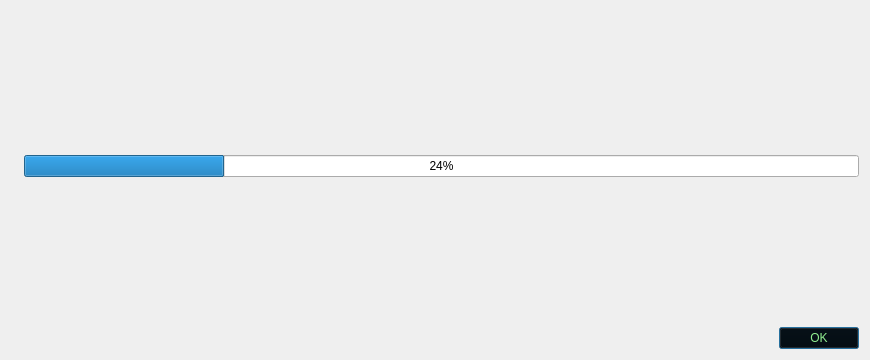
Old version of the form src/qt/forms/upgradedialog.ui in the repository gridcoin-community/Gridcoin-Research.
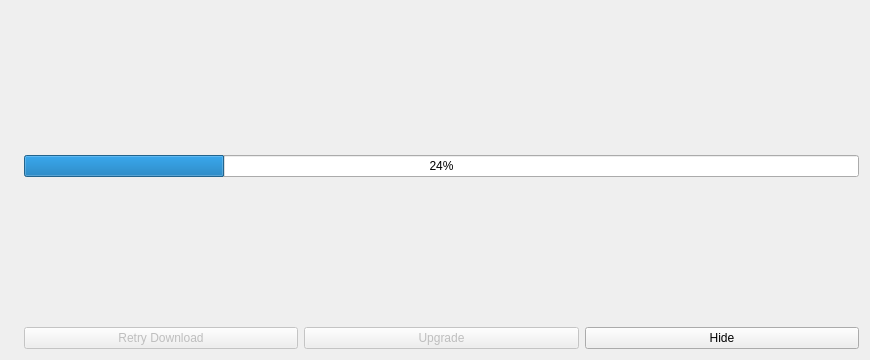
New version of the form. Icons and pictures are not drawn.

Diff of the .ui file:
```diff
--- a/src/qt/forms/upgradedialog.ui
+++ b/src/qt/forms/upgradedialog.ui
@@ -75,285 +75,35 @@
       </spacer>
      </item>
      <item>
-      <widget class="QDialogButtonBox" name="buttonBox">
-       <property name="palette">
-        <palette>
-         <active>
-          <colorrole role="WindowText">
-           <brush brushstyle="SolidPattern">
-            <color alpha="255">
-             <red>144</red>
-             <green>238</green>
-             <blue>144</blue>
-            </color>
-           </brush>
-          </colorrole>
-          <colorrole role="Button">
-           <brush brushstyle="LinearGradientPattern">
-            <gradient startx="0.000000000000000" starty="0.000000000000000" endx="1.000000000000000" endy="0.000000000000000" type="LinearGradient" spread="PadSpread" coordinatemode="ObjectBoundingMode">
-             <gradientstop position="0.000000000000000">
-              <color alpha="255">
-               <red>0</red>
-               <green>0</green>
-               <blue>0</blue>
-              </color>
-             </gradientstop>
-             <gradientstop position="1.000000000000000">
-              <color alpha="255">
-               <red>255</red>
-               <green>255</green>
-               <blue>255</blue>
-              </color>
-             </gradientstop>
-            </gradient>
-           </brush>
-          </colorrole>
-          <colorrole role="Text">
-           <brush brushstyle="SolidPattern">
-            <color alpha="255">
-             <red>144</red>
-             <green>238</green>
-             <blue>144</blue>
-            </color>
-           </brush>
-          </colorrole>
-          <colorrole role="ButtonText">
-           <brush brushstyle="SolidPattern">
-            <color alpha="255">
-             <red>144</red>
-             <green>238</green>
-             <blue>144</blue>
-            </color>
-           </brush>
-          </colorrole>
-          <colorrole role="Base">
-           <brush brushstyle="LinearGradientPattern">
-            <gradient startx="0.000000000000000" starty="0.000000000000000" endx="1.000000000000000" endy="0.000000000000000" type="LinearGradient" spread="PadSpread" coordinatemode="ObjectBoundingMode">
-             <gradientstop position="0.000000000000000">
-              <color alpha="255">
-               <red>0</red>
-               <green>0</green>
-               <blue>0</blue>
-              </color>
-             </gradientstop>
-             <gradientstop position="1.000000000000000">
-              <color alpha="255">
-               <red>255</red>
-               <green>255</green>
-               <blue>255</blue>
-              </color>
-             </gradientstop>
-            </gradient>
-           </brush>
-          </colorrole>
-          <colorrole role="Window">
-           <brush brushstyle="LinearGradientPattern">
-            <gradient startx="0.000000000000000" starty="0.000000000000000" endx="1.000000000000000" endy="0.000000000000000" type="LinearGradient" spread="PadSpread" coordinatemode="ObjectBoundingMode">
-             <gradientstop position="0.000000000000000">
-              <color alpha="255">
-               <red>0</red>
-               <green>0</green>
-               <blue>0</blue>
-              </color>
-             </gradientstop>
-             <gradientstop position="1.000000000000000">
-              <color alpha="255">
-               <red>255</red>
-               <green>255</green>
-               <blue>255</blue>
-              </color>
-             </gradientstop>
-            </gradient>
-           </brush>
-          </colorrole>
-         </active>
-         <inactive>
-          <colorrole role="WindowText">
-           <brush brushstyle="SolidPattern">
-            <color alpha="255">
-             <red>144</red>
-             <green>238</green>
-             <blue>144</blue>
-            </color>
-           </brush>
-          </colorrole>
-          <colorrole role="Button">
-           <brush brushstyle="LinearGradientPattern">
-            <gradient startx="0.000000000000000" starty="0.000000000000000" endx="1.000000000000000" endy="0.000000000000000" type="LinearGradient" spread="PadSpread" coordinatemode="ObjectBoundingMode">
-             <gradientstop position="0.000000000000000">
-              <color alpha="255">
-               <red>0</red>
-               <green>0</green>
-               <blue>0</blue>
-              </color>
-             </gradientstop>
-             <gradientstop position="1.000000000000000">
-              <color alpha="255">
-               <red>255</red>
-               <green>255</green>
-               <blue>255</blue>
-              </color>
-             </gradientstop>
-            </gradient>
-           </brush>
-          </colorrole>
-          <colorrole role="Text">
-           <brush brushstyle="SolidPattern">
-            <color alpha="255">
-             <red>144</red>
-             <green>238</green>
-             <blue>144</blue>
-            </color>
-           </brush>
-          </colorrole>
-          <colorrole role="ButtonText">
-           <brush brushstyle="SolidPattern">
-            <color alpha="255">
-             <red>144</red>
-             <green>238</green>
-             <blue>144</blue>
-            </color>
-           </brush>
-          </colorrole>
-          <colorrole role="Base">
-           <brush brushstyle="LinearGradientPattern">
-            <gradient startx="0.000000000000000" starty="0.000000000000000" endx="1.000000000000000" endy="0.000000000000000" type="LinearGradient" spread="PadSpread" coordinatemode="ObjectBoundingMode">
-             <gradientstop position="0.000000000000000">
-              <color alpha="255">
-               <red>0</red>
-               <green>0</green>
-               <blue>0</blue>
-              </color>
-             </gradientstop>
-             <gradientstop position="1.000000000000000">
-              <color alpha="255">
-               <red>255</red>
-               <green>255</green>
-               <blue>255</blue>
-              </color>
-             </gradientstop>
-            </gradient>
-           </brush>
-          </colorrole>
-          <colorrole role="Window">
-           <brush brushstyle="LinearGradientPattern">
-            <gradient startx="0.000000000000000" starty="0.000000000000000" endx="1.000000000000000" endy="0.000000000000000" type="LinearGradient" spread="PadSpread" coordinatemode="ObjectBoundingMode">
-             <gradientstop position="0.000000000000000">
-              <color alpha="255">
-               <red>0</red>
-               <green>0</green>
-               <blue>0</blue>
-              </color>
-             </gradientstop>
-             <gradientstop position="1.000000000000000">
-              <color alpha="255">
-               <red>255</red>
-               <green>255</green>
-               <blue>255</blue>
-              </color>
-             </gradientstop>
-            </gradient>
-           </brush>
-          </colorrole>
-         </inactive>
-         <disabled>
-          <colorrole role="WindowText">
-           <brush brushstyle="SolidPattern">
-            <color alpha="255">
-             <red>144</red>
-             <green>238</green>
-             <blue>144</blue>
-            </color>
-           </brush>
-          </colorrole>
-          <colorrole role="Button">
-           <brush brushstyle="LinearGradientPattern">
-            <gradient startx="0.000000000000000" starty="0.000000000000000" endx="1.000000000000000" endy="0.000000000000000" type="LinearGradient" spread="PadSpread" coordinatemode="ObjectBoundingMode">
-             <gradientstop position="0.000000000000000">
-              <color alpha="255">
-               <red>0</red>
-               <green>0</green>
-               <blue>0</blue>
-              </color>
-             </gradientstop>
-             <gradientstop position="1.000000000000000">
-              <color alpha="255">
-               <red>255</red>
-               <green>255</green>
-               <blue>255</blue>
-              </color>
-             </gradientstop>
-            </gradient>
-           </brush>
-          </colorrole>
-          <colorrole role="Text">
-           <brush brushstyle="SolidPattern">
-            <color alpha="255">
-             <red>144</red>
-             <green>238</green>
-             <blue>144</blue>
-            </color>
-           </brush>
-          </colorrole>
-          <colorrole role="ButtonText">
-           <brush brushstyle="SolidPattern">
-            <color alpha="255">
-             <red>144</red>
-             <green>238</green>
-             <blue>144</blue>
-            </color>
-           </brush>
-          </colorrole>
-          <colorrole role="Base">
-           <brush brushstyle="LinearGradientPattern">
-            <gradient startx="0.000000000000000" starty="0.000000000000000" endx="1.000000000000000" endy="0.000000000000000" type="LinearGradient" spread="PadSpread" coordinatemode="ObjectBoundingMode">
-             <gradientstop position="0.000000000000000">
-              <color alpha="255">
-               <red>0</red>
-               <green>0</green>
-               <blue>0</blue>
-              </color>
-             </gradientstop>
-             <gradientstop position="1.000000000000000">
-              <color alpha="255">
-               <red>255</red>
-               <green>255</green>
-               <blue>255</blue>
-              </color>
-             </gradientstop>
-            </gradient>
-           </brush>
-          </colorrole>
-          <colorrole role="Window">
-           <brush brushstyle="LinearGradientPattern">
-            <gradient startx="0.000000000000000" starty="0.000000000000000" endx="1.000000000000000" endy="0.000000000000000" type="LinearGradient" spread="PadSpread" coordinatemode="ObjectBoundingMode">
-             <gradientstop position="0.000000000000000">
-              <color alpha="255">
-               <red>0</red>
-               <green>0</green>
-               <blue>0</blue>
-              </color>
-             </gradientstop>
-             <gradientstop position="1.000000000000000">
-              <color alpha="255">
-               <red>255</red>
-               <green>255</green>
-               <blue>255</blue>
-              </color>
-             </gradientstop>
-            </gradient>
-           </brush>
-          </colorrole>
-         </disabled>
-        </palette>
-       </property>
-       <property name="orientation">
-        <enum>Qt::Horizontal</enum>
-       </property>
-       <property name="standardButtons">
-        <set>QDialogButtonBox::Ok</set>
-       </property>
-      </widget>
+      <layout class="QHBoxLayout" name="horizontalLayout">
+       <item>
+        <widget class="QPushButton" name="retryDownloadButton">
+         <property name="enabled">
+          <bool>false</bool>
+         </property>
+         <property name="text">
+          <string>Retry Download</string>
+         </property>
+        </widget>
+       </item>
+       <item>
+        <widget class="QPushButton" name="upgradeButton">
+         <property name="enabled">
+          <bool>false</bool>
+         </property>
+         <property name="text">
+          <string>Upgrade</string>
+         </property>
+        </widget>
+       </item>
+       <item>
+        <widget class="QPushButton" name="hideButton">
+         <property name="text">
+          <string>Hide</string>
+         </property>
+        </widget>
+       </item>
+      </layout>
      </item>
     </layout>
    </item>
```
Left out of the diff: 40 changed lines with no effect on the pictures.
